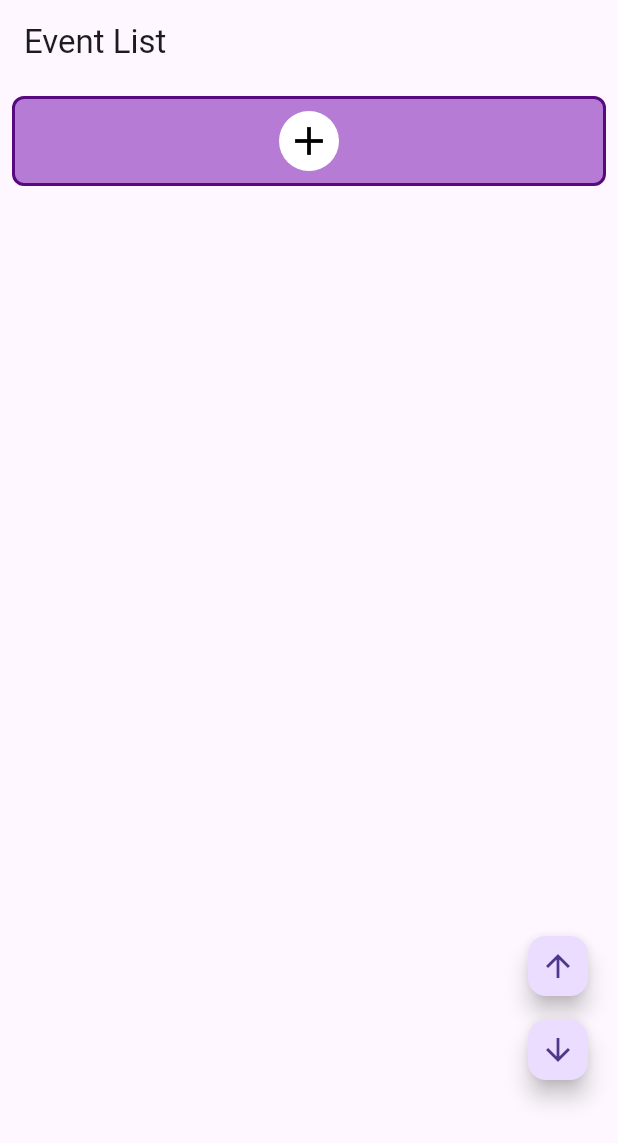
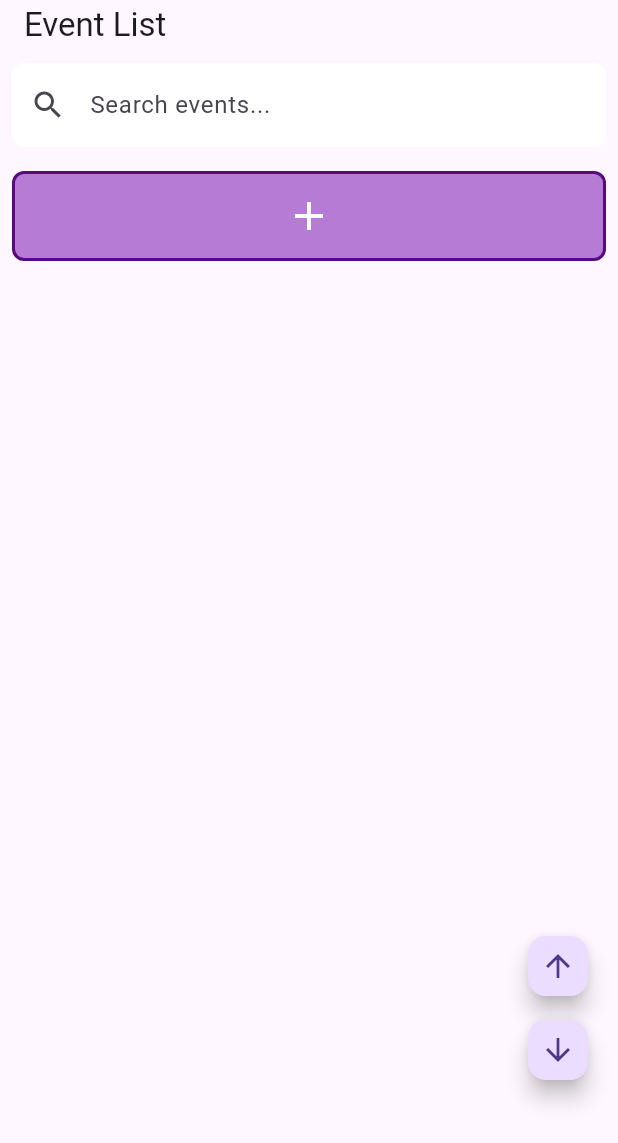
Before and after one commit to emmaframpton/Call-Companion, a Flutter app: the screen it shows after launch, on a phone screen of 412 x 824 dp. Shown: the top 1143 px of the screen. Run offline on Flutter 3.47's test engine with Material 3 defaults, Android fonts, the phone set to English and light mode, and no system bars.

Commit message:
fixed favicon and added search

```diff
--- a/lib/main.dart
+++ b/lib/main.dart
@@ -119,40 +119,48 @@ class EventListPage extends StatefulWidget {
 
 class _EventListPageState extends State<EventListPage> {
   List<Event> events = [];
+  List<Event> filteredEvents = [];
+  final TextEditingController searchController = TextEditingController();
   final ScrollController _scrollController = ScrollController();
 
   @override
   void initState() {
     super.initState();
-    events = widget.events ?? []; // Initialize events to an empty list if null
+    events = widget.events ?? [];
+    filteredEvents = events; // Initially, show all events
+    searchController.addListener(_filterEvents); // Listen to changes in the search input
+  }
+
+  @override
+  void dispose() {
+    searchController.dispose();
+    _scrollController.dispose();
+    super.dispose();
+  }
+
+  void _filterEvents() {
+    String query = searchController.text.toLowerCase();
+    setState(() {
+      filteredEvents = events.where((event) {
+        return (event.eventName?.toLowerCase().contains(query) ?? false) ||
+               (event.eventTimeDate?.toLowerCase().contains(query) ?? false) ||
+               (event.eventLocation?.toLowerCase().contains(query) ?? false);
+      }).toList();
+    });
   }
 
   void addEvent(Event event) {
     setState(() {
       events.add(event);
+      _filterEvents(); // Re-filter after adding a new event
     });
   }
 
   void editEvent(int index, Event newEvent) {
     setState(() {
       events[index] = newEvent;
+      _filterEvents(); // Re-filter after editing an event
     });
-  }
-
-  void scrollUp() {
-    _scrollController.animateTo(
-      _scrollController.offset - 120, // Scroll up by 100 pixels
-      duration: Duration(milliseconds: 300),
-      curve: Curves.easeInOut,
-    );
-  }
-
-  void scrollDown() {
-    _scrollController.animateTo(
-      _scrollController.offset + 120, // Scroll down by 100 pixels
-      duration: Duration(milliseconds: 300),
-      curve: Curves.easeInOut,
-    );
   }
 
   @override
@@ -160,15 +168,47 @@ class _EventListPageState extends State<EventListPage> {
     return Scaffold(
       appBar: AppBar(
         title: Text('Event List'),
+        bottom: PreferredSize(
+          preferredSize: Size.fromHeight(50),
+          child: Padding(
+            padding: const EdgeInsets.all(8.0),
+            child: TextField(
+              controller: searchController,
+              decoration: InputDecoration(
+                hintText: 'Search events...',
+                prefixIcon: Icon(Icons.search),
+                border: OutlineInputBorder(
+                  borderRadius: BorderRadius.circular(8.0),
+                  borderSide: BorderSide.none,
+                ),
+                filled: true,
+                fillColor: Colors.white,
+              ),
+            ),
+          ),
+        ),
       ),
       body: Stack(
         children: [
           ListView.builder(
             controller: _scrollController,
-            itemCount: events.length + 1, // Extra item for the "+" button
+            itemCount: filteredEvents.length + 1, // Include "+" button
             itemBuilder: (context, index) {
               if (index == 0) {
-                // The "+" button
+                return _buildAddEventButton(context);
+              } else {
+                final eventIndex = index - 1;
+                return _buildEventCard(context, eventIndex);
+              }
+            },
+          ),
+          _buildScrollButtons(),
+        ],
+      ),
+    );
+  }
+
+  Widget _buildAddEventButton(BuildContext context) {
     return InkWell(
       onTap: () async {
         widget.updateEventNameCallback("Untitled Event");
@@ -178,7 +218,7 @@ class _EventListPageState extends State<EventListPage> {
           context,
           MaterialPageRoute(
             builder: (context) => NewEventPage(
-                          addEventCallback: widget.addEventCallback, // allows NewEventPage to add events to the existing list
+              addEventCallback: widget.addEventCallback,
               updateEventNameCallback: widget.updateEventNameCallback,
               updateTimeDateCallback: widget.updateTimeDateCallback,
               updateLocationCallback: widget.updateLocationCallback,
@@ -190,7 +230,7 @@ class _EventListPageState extends State<EventListPage> {
           ),
         );
         if (newEvent != null) {
-                      widget.addEventCallback(newEvent);  // Call the callback function to add the event
+          widget.addEventCallback(newEvent);
         }
       },
       child: Container(
@@ -205,71 +245,20 @@ class _EventListPageState extends State<EventListPage> {
           borderRadius: BorderRadius.circular(8.0),
         ),
         child: Center(
-                      child: Container(
-                        width: 40,
-                        height: 40,
-                        decoration: BoxDecoration(
-                          color: Colors.white,
-                          shape: BoxShape.circle,
-                        ),
-                        child: Center(
-                          child: Icon(Icons.add, color: Colors.black, size: 32),
-                        ),
-                      ),
+          child: Icon(Icons.add, color: Colors.white, size: 32),
         ),
       ),
     );
-              } else {
-                // List of events with updated color and border
-                // I haven't implemented anything with editing the event!
-                final eventIndex = index - 1;
-                return InkWell(
-                  onTap: () async {
-                    final editedEvent = await Navigator.push(
-                      context,
-                      MaterialPageRoute(
-                        builder: (context) => NewEventPage(
-                          addEventCallback: (newEvent) {
-                            setState(() {
-                              events[eventIndex] = newEvent;
-                            });
-                          },
-                          updateEventNameCallback: (newName) {
-                            setState(() {
-                              events[eventIndex].eventName = newName;
-                            });
-                          },
-                          updateTimeDateCallback: (newTimeDate) {
-                            setState(() {
-                              events[eventIndex].eventTimeDate = newTimeDate;
-                            });
-                          },
-                          updateLocationCallback: (newLocation) {
-                            setState(() {
-                              events[eventIndex].eventLocation = newLocation;
-                            });
-                          },
-                          events: events,
-                          eventName: events[eventIndex].eventName ?? "Untitled Event",
-                          timeDate: events[eventIndex].eventTimeDate ?? "No date selected",
-                          location: events[eventIndex].eventLocation ?? "No location selected",
-                        ),
-                      ),
-                    );
+  }
 
-                    if (editedEvent != null) {
-                      setState(() {
-                        events[eventIndex] = editedEvent;
-                      });
-                    }
-                  },
-                  child: Container(
+  Widget _buildEventCard(BuildContext context, int eventIndex) {
+    return Container(
       margin: EdgeInsets.all(8.0),
       height: 100,
       decoration: BoxDecoration(
-                      color: Color(0xFFB57BD5), // Rectangle color
+        color: Color(0xFFB57BD5),
         border: Border.all(
-                        color: Color(0xFF560A7E), // Border color
+          color: Color(0xFF560A7E),
           width: 2.0,
         ),
         borderRadius: BorderRadius.circular(8.0),
@@ -277,62 +266,69 @@ class _EventListPageState extends State<EventListPage> {
       child: Padding(
         padding: const EdgeInsets.all(8.0),
         child: Row(
-                        crossAxisAlignment: CrossAxisAlignment.start,
-                        mainAxisAlignment: MainAxisAlignment.spaceBetween,
           children: [
             Column(
               crossAxisAlignment: CrossAxisAlignment.start,
               children: [
                 Text(
-                              events[eventIndex].eventName ?? "Untitled Event",
-                              style: const TextStyle(fontSize: 18, color: Colors.white),
-                              overflow: TextOverflow.ellipsis,
+                  filteredEvents[eventIndex].eventName ?? "Untitled Event",
+                  style: TextStyle(fontSize: 18, color: Colors.white),
                 ),
-                            const SizedBox(height: 4),
+                SizedBox(height: 4),
                 Text(
-                              events[eventIndex].eventTimeDate ?? 'No time/date set',
-                              style: const TextStyle(fontSize: 14, color: Colors.white70),
+                  filteredEvents[eventIndex].eventTimeDate ?? 'No time/date set',
+                  style: TextStyle(fontSize: 14, color: Colors.white70),
                 ),
                 Text(
-                              events[eventIndex].eventLocation ?? 'No location set',
-                              style: const TextStyle(fontSize: 14, color: Colors.white70),
+                  filteredEvents[eventIndex].eventLocation ?? 'No location set',
+                  style: TextStyle(fontSize: 14, color: Colors.white70),
                 ),
               ],
             ),
+            Spacer(),
             IconButton(
-                          icon: Icon(Icons.delete, color: Colors.white, size: 50),
+              icon: Icon(Icons.delete, color: Colors.white),
               onPressed: () {
                 setState(() {
-                              events.removeAt(eventIndex); // Remove the event from the list
+                  events.removeAt(eventIndex);
+                  _filterEvents();
                 });
               },
             ),
           ],
         ),
       ),
-                  ),
     );
   }
-            },
-          ),
-          Positioned(
+
+  Widget _buildScrollButtons() {
+    return Positioned(
       right: 16,
       bottom: 100,
       child: Column(
         children: [
           FloatingActionButton(
-                  onPressed: scrollUp,
+            onPressed: () {
+              _scrollController.animateTo(
+                _scrollController.offset - 120,
+                duration: Duration(milliseconds: 300),
+                curve: Curves.easeInOut,
+              );
+            },
             child: Icon(Icons.arrow_upward),
             mini: true,
           ),
           SizedBox(height: 8),
           FloatingActionButton(
-                  onPressed: scrollDown,
+            onPressed: () {
+              _scrollController.animateTo(
+                _scrollController.offset + 120,
+                duration: Duration(milliseconds: 300),
+                curve: Curves.easeInOut,
+              );
+            },
             child: Icon(Icons.arrow_downward),
             mini: true,
-                ),
-              ],
-            ),
           ),
         ],
       ),
```
Also changed, not shown: 1 other file. Lines whose indentation alone changed are shown as unchanged.
